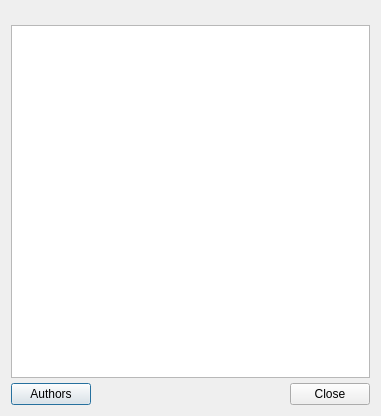
Old version of the form src/lib/other/aboutdialog.ui in the repository QupZilla/qupzilla.
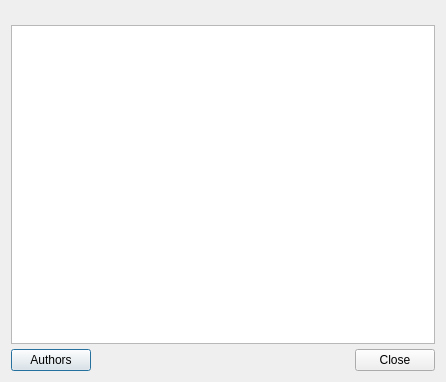
New version of the form. Icons and pictures are not drawn.

Diff of the .ui file:
```diff
--- a/src/lib/other/aboutdialog.ui
+++ b/src/lib/other/aboutdialog.ui
@@ -6,8 +6,8 @@
    <rect>
     <x>0</x>
     <y>0</y>
-    <width>381</width>
-    <height>416</height>
+    <width>446</width>
+    <height>382</height>
    </rect>
   </property>
   <property name="windowTitle">
@@ -32,13 +32,6 @@
      <property name="horizontalScrollBarPolicy">
       <enum>Qt::ScrollBarAlwaysOff</enum>
      </property>
-     <property name="html">
-      <string notr="true">&lt;!DOCTYPE HTML PUBLIC &quot;-//W3C//DTD HTML 4.0//EN&quot; &quot;http://www.w3.org/TR/REC-html40/strict.dtd&quot;&gt;
-&lt;html&gt;&lt;head&gt;&lt;meta name=&quot;qrichtext&quot; content=&quot;1&quot; /&gt;&lt;style type=&quot;text/css&quot;&gt;
-p, li { white-space: pre-wrap; }
-&lt;/style&gt;&lt;/head&gt;&lt;body style=&quot; font-family:'Ubuntu'; font-size:10pt; font-weight:400; font-style:normal;&quot;&gt;
-&lt;p style=&quot;-qt-paragraph-type:empty; margin-top:0px; margin-bottom:0px; margin-left:0px; margin-right:0px; -qt-block-indent:0; text-indent:0px;&quot;&gt;&lt;/p&gt;&lt;/body&gt;&lt;/html&gt;</string>
-     </property>
      <property name="openExternalLinks">
       <bool>true</bool>
      </property>
```
